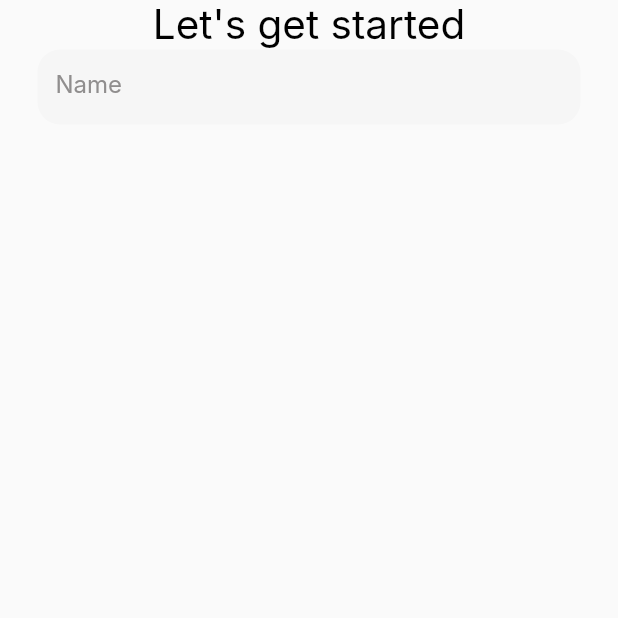
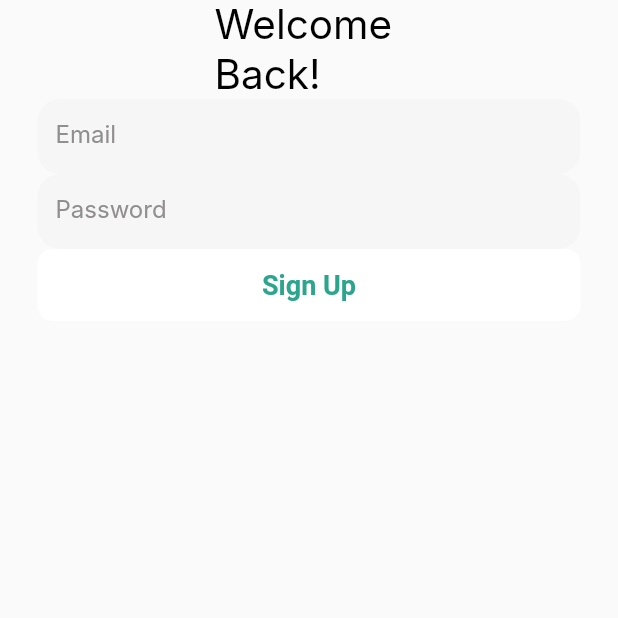
Before and after one commit to Siiidali/hackit3, a Flutter app: the screen it shows after launch, on a phone screen of 412 x 824 dp, the top half of it. Run offline on Flutter 3.47's test engine with Material 2 defaults, Android fonts, the phone set to English and light mode, and no system bars; our stand-ins replace carousel_slider, firebase_auth, firebase_core, smooth_page_indicator; accounts and stored records are empty; Roboto replaces fonts that are missing (Inter).

Commit message:
added splash screen

```diff
--- a/lib/Signup.dart
+++ /dev/null
@@ -1,55 +0,0 @@
-import 'package:flutter/material.dart';
-
-class Signup extends StatelessWidget {
-  const Signup({Key? key}) : super(key: key);
-
-  @override
-  Widget build(BuildContext context) {
-    return SafeArea(
-      child: Scaffold(
-        body: Padding(
-          padding: const EdgeInsets.symmetric(horizontal: 25),
-          child: Column(
-            children: [
-              const Text(
-                "Let's get started",
-                style: TextStyle(
-                  fontFamily: 'Inter',
-                  color: Colors.black,
-                  fontSize: 27,
-                ),
-              ),
-              Form(
-                child: Column(
-                  children: [
-                    Container(
-                      height: 50,
-                      child: TextFormField(
-                        decoration: InputDecoration(
-                            filled: true,
-                            fillColor: Color(0xffF6F6F6),
-                            hintText: "Name",
-                            hintStyle: const TextStyle(
-                                color: Color(0xff908E8E), fontFamily: 'Inter'),
-                            enabledBorder: OutlineInputBorder(
-                              borderSide: BorderSide.none,
-                              borderRadius: BorderRadius.circular(15),
-                            ),
-                            focusedBorder: OutlineInputBorder(
-                              borderSide: BorderSide(
-                                  width: 2,
-                                  color: Color(0xff2CA58D).withOpacity(0.5)),
-                              borderRadius: BorderRadius.circular(15),
-                            )),
-                      ),
-                    ),
-                  ],
-                ),
-              )
-            ],
-          ),
-        ),
-      ),
-    );
-  }
-}
--- a/lib/main.dart
+++ b/lib/main.dart
@@ -1,12 +1,13 @@
 import 'package:firebase_auth/firebase_auth.dart';
 import 'package:firebase_core/firebase_core.dart';
 import 'package:flutter/material.dart';
-import 'package:hackit3/Signup.dart';
+import 'package:hackit3/screens/Signup.dart';
+import 'package:hackit3/screens/Splash.dart';
 
 import 'package:provider/provider.dart';
 
-import 'HomePage.dart';
-import 'SignIn.dart';
+import 'screens/HomePage.dart';
+import 'screens/SignIn.dart';
 import 'Utils/Authentification_service.dart';
 
 Future<void> main() async {
@@ -22,6 +23,7 @@ class MyApp extends StatelessWidget {
   @override
   Widget build(BuildContext context) {
     return MultiProvider(
+
       providers: [
         Provider<AuthService>(
           create: (_) => AuthService(FirebaseAuth.instance),
@@ -32,7 +34,9 @@ class MyApp extends StatelessWidget {
         )
       ],
       child: MaterialApp(
+        debugShowCheckedModeBanner: false,
         title: 'Flutter Demo',
+
         theme: ThemeData(
           primarySwatch: Colors.blue,
           visualDensity: VisualDensity.adaptivePlatformDensity,
--- a/lib/SignIn.dart
+++ b/lib/screens/SignIn.dart
@@ -2,7 +2,7 @@ import 'package:flutter/material.dart';
 
 import 'package:provider/provider.dart';
 
-import 'Utils/Authentification_service.dart';
+import '../Utils/Authentification_service.dart';
 
 class SignIn extends StatefulWidget {
   SignIn({Key? key}) : super(key: key);
--- /dev/null
+++ b/lib/screens/Signup.dart
@@ -0,0 +1,100 @@
+// ignore_for_file: prefer_const_constructors, sized_box_for_whitespace
+
+
+import 'package:flutter/material.dart';
+
+class Signup extends StatelessWidget {
+  const Signup({Key? key}) : super(key: key);
+
+  @override
+  Widget build(BuildContext context) {
+    return SafeArea(
+      child: Scaffold(
+        body: Padding(
+          padding: const EdgeInsets.symmetric(horizontal: 25),
+          child: Column(
+            children: [
+              const Text(
+                "Welcome \nBack!",
+                style: TextStyle(
+                  fontFamily: 'Inter',
+                  color: Colors.black,
+                  fontSize: 27,
+                ),
+              ),
+              Form(
+                child: Column(
+                  mainAxisAlignment: MainAxisAlignment.center,
+                  children: [
+                    Container(
+                      height: 50,
+                      child: TextFormField(
+                        decoration: InputDecoration(
+                            filled: true,
+                            fillColor: Color(0xffF6F6F6),
+                            hintText: "Email",
+                            hintStyle: const TextStyle(
+                                color: Color(0xff908E8E), fontFamily: 'Inter'),
+                            enabledBorder: OutlineInputBorder(
+                              borderSide: BorderSide.none,
+                              borderRadius: BorderRadius.circular(15),
+                            ),
+                            focusedBorder: OutlineInputBorder(
+                              borderSide: BorderSide(
+                                  width: 2,
+                                  color: Color(0xff2CA58D).withOpacity(0.5)),
+                              borderRadius: BorderRadius.circular(15),
+                            )),
+                      ),
+                    ),
+                    Container(
+                      height: 50,
+                      child: TextFormField(
+                        decoration: InputDecoration(
+                            filled: true,
+                            fillColor: Color(0xffF6F6F6),
+                            hintText: "Password",
+                            hintStyle: const TextStyle(
+                                color: Color(0xff908E8E), fontFamily: 'Inter'),
+                            enabledBorder: OutlineInputBorder(
+                              borderSide: BorderSide.none,
+                              borderRadius: BorderRadius.circular(15),
+                            ),
+                            focusedBorder: OutlineInputBorder(
+                              borderSide: BorderSide(
+                                  width: 2,
+                                  color: Color(0xff2CA58D).withOpacity(0.5)),
+                              borderRadius: BorderRadius.circular(15),
+                            )),
+                      ),
+                    ),
+                    Expanded(child: SizedBox(),),
+                    GestureDetector(
+                      child: Container(
+                        height: 48,
+                        width: MediaQuery.of(context).size.width,
+                        child: Center(
+                          child: Text(
+                            "Sign Up",
+                            style: TextStyle(
+                                color: Color(0xff2CA58D),
+                                fontSize: 18,
+                                fontWeight: FontWeight.bold),
+                          ),
+                        ),
+                        decoration: BoxDecoration(
+                          color: Colors.white,
+                          borderRadius: BorderRadius.circular(10),
+                        ),
+                      ),
+                    ),
+                  ],
+                ),
+              )
+            ],
+          ),
+        ),
+      ),
+    );
+  }
+}
```
Also changed, not shown: lib/screens/Splash.dart (added, +153 -0 lines), pubspec.yaml (+5 -3 lines), assets/splash.png (added), assets/splash.svg (added), lib/screens/HomePage.dart (renamed from lib/HomePage.dart), pubspec.lock.
